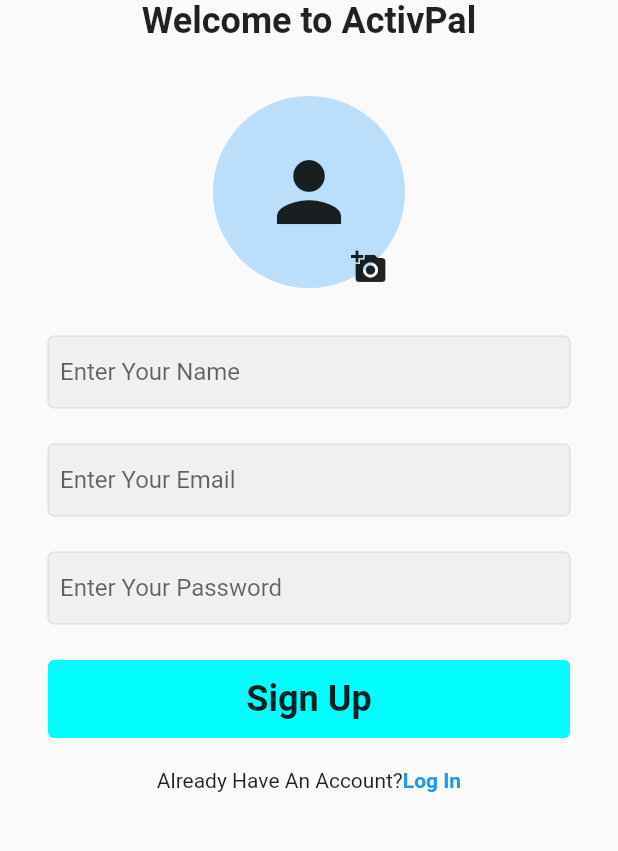
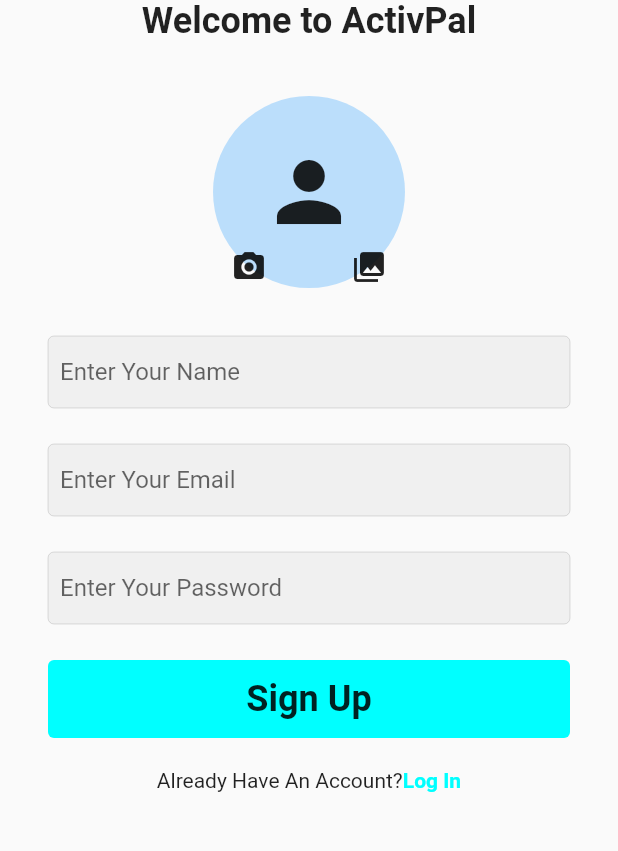
Before and after one commit to Georgeskf/Fitconnect, a Flutter app: the screen it shows after launch, on a phone screen of 412 x 824 dp, the part 144-995 px from its top. Run offline on Flutter 3.47's test engine with Material 2 defaults, Android fonts, the phone set to English and light mode, and no system bars; our stand-ins replace cloud_firestore, firebase_auth, firebase_core, firebase_storage, flutter_svg, image_picker; accounts and stored records are empty; generated files the repository leaves out were written again.

Commit message:
Login/SignUp, Main Layout

```diff
--- a/lib/main.dart
+++ b/lib/main.dart
@@ -1,5 +1,7 @@
+import 'package:firebase_auth/firebase_auth.dart';
 import 'package:firebase_core/firebase_core.dart';
 import 'package:flutter/material.dart';
+import 'package:hassan_mortada_social_fitness/screens/layout_screen.dart';
 import 'package:hassan_mortada_social_fitness/screens/signup_screen.dart';
 
 import 'firebase_options.dart';
@@ -9,11 +11,13 @@
   await Firebase.initializeApp(
     options: DefaultFirebaseOptions.currentPlatform,
   );
-  runApp(const MyApp());
+  runApp(MyApp());
 }
 
 class MyApp extends StatelessWidget {
-  const MyApp({super.key});
+  MyApp({super.key});
+
+  final FirebaseAuth _auth = FirebaseAuth.instance;
 
   @override
   Widget build(BuildContext context) {
@@ -23,7 +27,24 @@
       theme: ThemeData(
         primaryColor: Colors.cyan.shade400,
       ),
-      home: const SignUpScreen(),
+      home: StreamBuilder(
+        stream: _auth.userChanges(),
+        builder: (context, snapshot) {
+          if (snapshot.connectionState == ConnectionState.active) {
+            if (snapshot.hasData) {
+              return const LayoutScreen();
+            } else if (snapshot.hasError) {
+              return Center(child: Text(snapshot.error.toString()));
+            }
+          } else if (snapshot.connectionState == ConnectionState.waiting) {
+            return const Center(
+              child: CircularProgressIndicator(),
+            );
+          }
+
+          return const SignUpScreen();
+        },
+      ),
     );
   }
 }
--- /dev/null
+++ b/lib/models/user.dart
@@ -0,0 +1,40 @@
+import 'package:cloud_firestore/cloud_firestore.dart';
+
+class UserModel {
+  final String uid;
+  final String email;
+  final String name;
+  final String? photoUrl;
+  final List followers;
+  final List following;
+
+  UserModel(
+      {required this.uid,
+      required this.email,
+      required this.name,
+      required this.photoUrl,
+      required this.followers,
+      required this.following});
+
+  static UserModel fromSnap(DocumentSnapshot snap) {
+    var snapshot = snap.data() as Map<String, dynamic>;
+
+    return UserModel(
+      name: snapshot["name"],
+      uid: snapshot["uid"],
+      email: snapshot["email"],
+      photoUrl: snapshot["photoUrl"],
+      followers: snapshot["followers"],
+      following: snapshot["following"],
+    );
+  }
+
+  Map<String, dynamic> toJson() => {
+    "name": name,
+    "uid": uid,
+    "email": email,
+    "photoUrl": photoUrl,
+    "followers": followers,
+    "following": following,
+  };
+}
--- /dev/null
+++ b/lib/resources/auth_result.dart
@@ -0,0 +1,7 @@
+class AuthResult{
+
+  AuthResult({required this.success,required this.message});
+
+  bool success;
+  String message;
+}
--- a/lib/screens/signup_screen.dart
+++ b/lib/screens/signup_screen.dart
@@ -4,6 +4,7 @@
 import 'package:flutter/material.dart';
 import 'package:flutter_svg/svg.dart';
 import 'package:hassan_mortada_social_fitness/resources/auth_methods.dart';
+import 'package:hassan_mortada_social_fitness/resources/auth_result.dart';
 import 'package:hassan_mortada_social_fitness/screens/login_screen.dart';
 import 'package:hassan_mortada_social_fitness/utils/utils.dart';
 import 'package:hassan_mortada_social_fitness/widgets/text_feild_input.dart';
@@ -22,6 +23,7 @@
   final TextEditingController _nameController = TextEditingController();
 
   Uint8List? _image;
+  bool isLoading = false;
 
   @override
   void dispose() {
@@ -32,10 +34,32 @@
     _nameController.dispose();
   }
 
-  void selectImage() async {
-    Uint8List image = await pickImage(ImageSource.gallery);
+  void selectImage(ImageSource source) async {
+    Uint8List image = await pickImage(source);
     setState(() {
       _image = image;
+    });
+  }
+
+  void signUpUser() async {
+    setState(() {
+      isLoading = true;
+    });
+
+    AuthResult res = await AuthMethods().signUpUser(
+        email: _emailController.text,
+        name: _nameController.text,
+        password: _passwordController.text,
+        file: _image);
+
+    if (res.success) {
+
+    }else{
+      showSnackBar(res.message, context);
+    }
+
+    setState(() {
+      isLoading = false;
     });
   }
 
@@ -65,7 +89,9 @@
               ),
               Stack(
                 children: [
-                  _image == null
+                  GestureDetector(
+                    onTap: () {},
+                    child: _image == null
                         ? const CircleAvatar(
                             radius: 64,
                             child: Icon(
@@ -77,12 +103,25 @@
                             radius: 64,
                             backgroundImage: MemoryImage(_image!),
                           ),
+                  ),
                   Positioned(
                     bottom: -10,
                     left: 80,
                     child: IconButton(
-                      onPressed: selectImage,
-                      icon: const Icon(Icons.add_a_photo),
+                      onPressed: () {
+                        selectImage(ImageSource.gallery);
+                      },
+                      icon: const Icon(Icons.photo_library),
+                    ),
+                  ),
+                  Positioned(
+                    bottom: -10,
+                    right: 80,
+                    child: IconButton(
+                      onPressed: () {
+                        selectImage(ImageSource.camera);
+                      },
+                      icon: const Icon(Icons.camera_alt),
                     ),
                   ),
                   _image != null
@@ -96,7 +135,7 @@
                               });
                             },
                             icon: const Icon(
-                              Icons.remove_circle,
+                              Icons.remove_circle_outlined,
                               color: Colors.red,
                             ),
                           ),
@@ -133,13 +172,8 @@
                 height: 24,
               ),
               InkWell(
-                onTap: () async {
-                  String res = await AuthMethods().signUpUser(
-                      email: _emailController.text,
-                      name: _nameController.text,
-                      password: _passwordController.text,
-                      file: _image);
-                  stdout.writeln(res);
+                onTap: () {
+                  if (!isLoading) signUpUser();
                 },
                 child: Container(
                   width: double.infinity,
@@ -151,9 +185,12 @@
                     ),
                     color: Color.fromARGB(255, 0, 255, 255),
                   ),
-                  child: const Text(
+                  child: isLoading
+                      ? const Center(child: CircularProgressIndicator())
+                      : const Text(
                           "Sign Up",
-                    style: TextStyle(fontWeight: FontWeight.bold, fontSize: 24),
+                          style: TextStyle(
+                              fontWeight: FontWeight.bold, fontSize: 24),
                         ),
                 ),
               ),
@@ -177,7 +214,7 @@
                       child: const Text(
                         "Log In",
                         style: TextStyle(
-                            fontWeight: FontWeight.bold, color: Colors.blue),
+                            fontWeight: FontWeight.bold, color: Color.fromARGB(255, 0, 255, 255)),
                       ),
                     ),
                   )
--- /dev/null
+++ b/lib/utils/colors.dart
@@ -0,0 +1,3 @@
+import 'dart:ui';
+
+const primaryColor = Color.fromARGB(255, 0, 255, 255);
--- a/lib/utils/utils.dart
+++ b/lib/utils/utils.dart
@@ -1,10 +1,14 @@
 import 'package:flutter/material.dart';
 import 'package:image_picker/image_picker.dart';
 
-pickImage(ImageSource source) async{
+pickImage(ImageSource source) async {
   final ImagePicker _imagePicker = ImagePicker();
 
   XFile? _file = await _imagePicker.pickImage(source: source);
 
   return await _file?.readAsBytes();
 }
+
+showSnackBar(String content, BuildContext context) {
+  ScaffoldMessenger.of(context).showSnackBar(SnackBar(content: Text(content)));
+}
```
Also changed, not shown: lib/resources/auth_methods.dart (+26 -11 lines), lib/screens/layout_screen.dart (added, +81 -0 lines), lib/screens/login_screen.dart (+18 -3 lines), 1 other file. Lines whose indentation alone changed are shown as unchanged.
